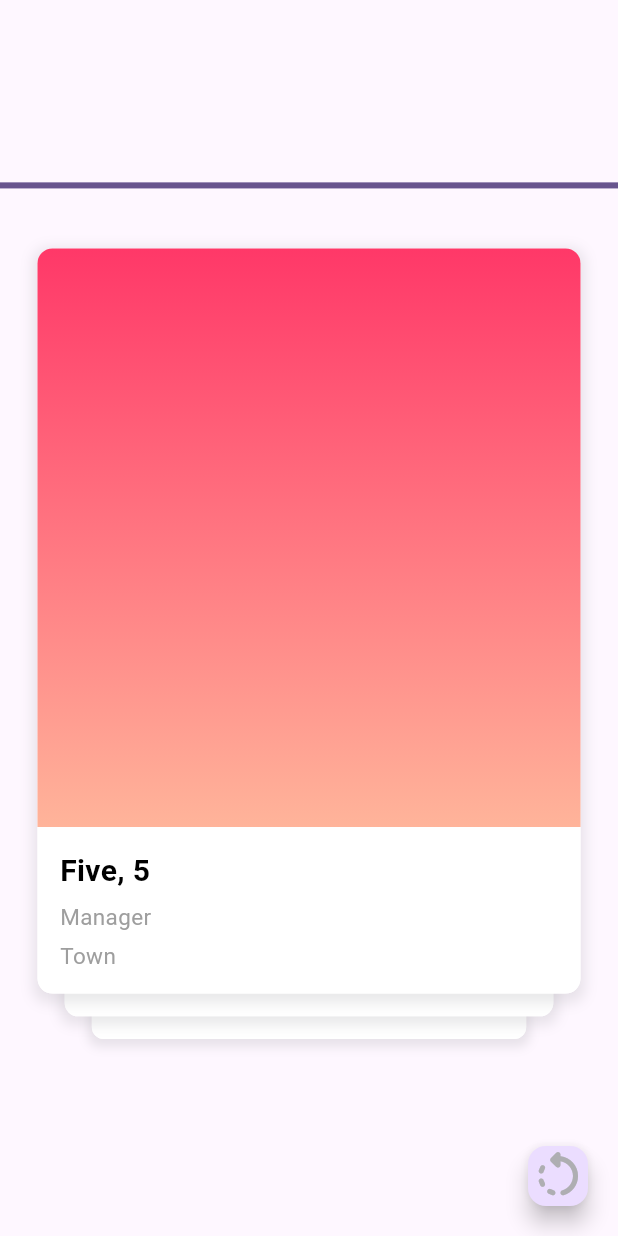
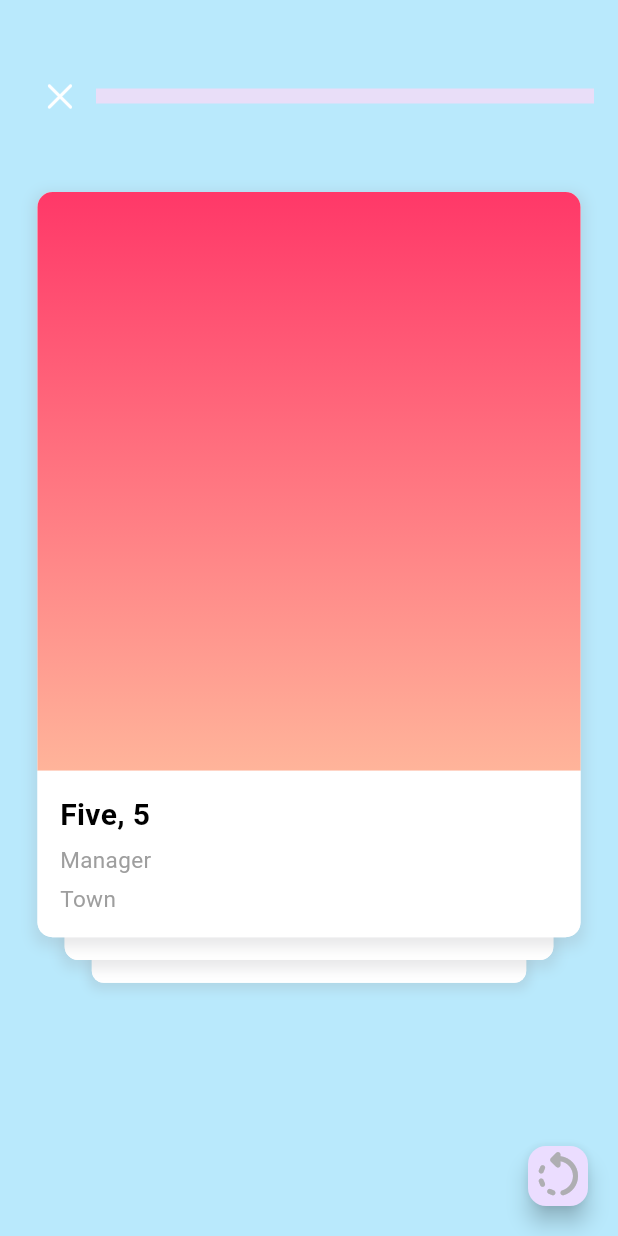
Before and after one commit to Richmond-Nunoo/Flutter-Riddles, a Flutter app: the screen it shows after launch, after a tap on "Flash Cards", on a phone screen of 412 x 824 dp. Run offline on Flutter 3.47's test engine with Material 2 defaults, Android fonts, the phone set to English and light mode, and no system bars; drawn by our look-alikes of appinio_swiper, flip_card.

Commit message:
making improvements to ui

```diff
--- /dev/null
+++ b/lib/views/answersmodel.dart
@@ -0,0 +1,48 @@
+import 'package:flutter/material.dart';
+
+class AnswerCandidateModel {
+  String? name;
+  String? job;
+  String? city;
+  Color? color;
+
+  AnswerCandidateModel({
+    this.name,
+    this.job,
+    this.city,
+    this.color,
+  });
+}
+
+List<AnswerCandidateModel> answerCandidates = [
+  AnswerCandidateModel(
+    name: 'The Fifth question',
+    job: 'Manager',
+    city: 'Town',
+    color: Colors.amber,
+  ),
+  AnswerCandidateModel(
+    name: 'Fourth Question',
+    job: 'Manager',
+    city: 'Town',
+    color: Colors.blue,
+  ),
+  AnswerCandidateModel(
+    name: 'Third Question',
+    job: 'Manager',
+    city: 'Town',
+    color: Colors.red,
+  ),
+  AnswerCandidateModel(
+    name: 'Second Question',
+    job: 'Manager',
+    city: 'Town',
+    color: Colors.green,
+  ),
+  AnswerCandidateModel(
+    name: 'First Question',
+    job: 'Manager',
+    city: 'Town',
+    color: Colors.brown,
+  ),
+];
--- a/lib/views/example_cards.dart
+++ b/lib/views/example_cards.dart
@@ -1,3 +1,4 @@
+import 'package:flashcards_quiz/views/answersmodel.dart';
 import 'package:flashcards_quiz/views/model.dart';
 import 'package:flip_card/flip_card.dart';
 import 'package:flutter/cupertino.dart';
@@ -5,11 +6,12 @@ import 'package:flutter/material.dart';
 
 class ExampleCard extends StatelessWidget {
   final ExampleCandidateModel candidate;
-
+  final AnswerCandidateModel answerCandidate;
 
   const ExampleCard({
     Key? key,
     required this.candidate,
+    required this.answerCandidate,
   }) : super(key: key);
 
   @override
@@ -113,7 +115,7 @@ class ExampleCard extends StatelessWidget {
             Flexible(
               child: Container(
                 decoration: BoxDecoration(
-                  gradient: candidate.color,
+                  color: answerCandidate.color,
                   borderRadius: const BorderRadius.only(
                     topLeft: Radius.circular(10),
                     topRight: Radius.circular(10),
@@ -138,7 +140,7 @@ class ExampleCard extends StatelessWidget {
                     crossAxisAlignment: CrossAxisAlignment.start,
                     children: [
                       Text(
-                        candidate.name!,
+                        answerCandidate.name!,
                         style: const TextStyle(
                           color: Colors.blue,
                           fontWeight: FontWeight.bold,
--- a/lib/views/flash_cards.dart
+++ b/lib/views/flash_cards.dart
@@ -1,7 +1,11 @@
+import 'dart:async';
 import 'package:appinio_swiper/appinio_swiper.dart';
+import 'package:flashcards_quiz/views/answersmodel.dart';
 import 'package:flashcards_quiz/views/buttons.dart';
 import 'package:flashcards_quiz/views/example_cards.dart';
 import 'package:flashcards_quiz/views/model.dart';
+import 'package:flashcards_quiz/views/quiz.dart';
+import 'package:flutter/cupertino.dart';
 import 'package:flutter/material.dart';
 
 class MyCustomWidget extends StatefulWidget {
@@ -13,19 +17,83 @@ class MyCustomWidget extends StatefulWidget {
 
 class MyCustomWidgetState extends State<MyCustomWidget> {
   final AppinioSwiperController controller = AppinioSwiperController();
+
+  int _timerSeconds = 120;
+  Timer? _timer;
+
+  @override
+  void initState() {
+    super.initState();
+    //   startTimer();
+  }
+
+  void startTimer() {
+    _timer = Timer.periodic(const Duration(seconds: 1), (timer) {
+      setState(() {
+        if (_timerSeconds > 0) {
+          _timerSeconds--;
+        } else {
+          // Timer expired, navigate to the new screen
+          _timer?.cancel();
+          navigateToNewScreen();
+        }
+      });
+    });
+  }
+
+  void navigateToNewScreen() {
+    // Replace 'NewScreen()' with the Widget for your new screen.
+    Navigator.of(context).pushReplacement(
+        MaterialPageRoute(builder: (context) => const QuizScreen()));
+  }
+
+  @override
+  void dispose() {
+    _timer?.cancel();
+    super.dispose();
+  }
+
   @override
   Widget build(BuildContext context) {
+    const Color bgColor = Color(0xFFB9E9FC);
     return Scaffold(
+      backgroundColor: bgColor,
       floatingActionButton: FloatingActionButton.small(
         onPressed: () {},
         child: unswipeButton(controller),
       ),
       body: SafeArea(
         child: Column(
-          mainAxisAlignment: MainAxisAlignment.center,
           children: [
-            LinearProgressIndicator(
-              value: 10,
+            const SizedBox(
+              height: 40,
+            ),
+            Container(
+              padding: const EdgeInsets.symmetric(horizontal: 16.0),
+              alignment: Alignment.topCenter,
+              child: Column(
+                crossAxisAlignment: CrossAxisAlignment.start,
+                children: [
+                  Row(
+                    children: [
+                      IconButton(
+                          onPressed: () {
+                            Navigator.pop(context);
+                          },
+                          icon: const Icon(
+                            CupertinoIcons.clear,
+                            color: Colors.white,
+                          )),
+                      Expanded(
+                        child: LinearProgressIndicator(
+                          minHeight: 10,
+                          value: 1 - (_timerSeconds / 120),
+                        ),
+                      ),
+                    ],
+                  ),
+                ],
+              ),
             ),
             SizedBox(
               height: MediaQuery.of(context).size.height * 0.70,
@@ -51,9 +119,11 @@ class MyCustomWidgetState extends State<MyCustomWidget> {
                 cardsCount: candidates.length,
                 cardsBuilder: (BuildContext context, int index) {
                   var cardIndex = candidates[index];
+                  var answerQ = answerCandidates[index];
                   print(index);
                   return ExampleCard(
                     candidate: cardIndex,
+                    answerCandidate: answerQ,
                   );
                 },
               ),
--- a/lib/views/homepage.dart
+++ b/lib/views/homepage.dart
@@ -1,4 +1,5 @@
 import 'package:flashcards_quiz/views/flash_cards.dart';
+import 'package:flashcards_quiz/views/widget_time.dart';
 import 'package:flutter/material.dart';
 
 class HomePage extends StatelessWidget {
@@ -6,12 +7,83 @@ class HomePage extends StatelessWidget {
 
   @override
   Widget build(BuildContext context) {
+    const Color bgColor = Color(0xFFF9F7F7);
+
     return Scaffold(
-      appBar: AppBar(
-        title: const Text("Begining of a legend"),
-        centerTitle: true,
+      backgroundColor: bgColor,
+      body: SafeArea(
+        child: Padding(
+          padding: const EdgeInsets.only(top: 20, left: 10, right: 10),
+          child: Column(
+            mainAxisAlignment: MainAxisAlignment.start,
+            crossAxisAlignment: CrossAxisAlignment.center,
+            children: [
+              Text(
+                getGreeting(),
               ),
-      body: Center(
+              const Text("Flutter Dev."),
+              const Padding(
+                padding:
+                    EdgeInsets.only(top: 20, bottom: 20, left: 10, right: 10),
+                child: Text(
+                  "What Do you want to test yourself on?",
+                  style: TextStyle(
+                    fontSize: 24,
+                    fontWeight: FontWeight.bold,
+                  ),
+                  textAlign: TextAlign.center,
+                ),
+              ),
+              Stack(
+                children: [
+                  Container(
+                    height: 400,
+                    width: MediaQuery.of(context).size.width * 0.75,
+                    decoration: BoxDecoration(
+                      borderRadius: BorderRadius.circular(20),
+                      color: Colors.blue,
+                    ),
+                    child: const Padding(
+                      padding: EdgeInsets.all(16.0),
+                      child: Column(
+                        children: [
+                          Row(
+                            mainAxisAlignment: MainAxisAlignment.spaceBetween,
+                            children: [
+                              Text("Which Widget?"),
+                              Text("1/5"),
+                            ],
+                          ),
+                          Spacer(),
+                          Align(
+                            alignment: Alignment.bottomCenter,
+                            child: Text("Tap to Flip"),
+                          )
+                        ],
+                      ),
+                    ),
+                  ),
+                  Container(
+                    height: 200,
+                    width: 200,
+                    decoration: BoxDecoration(
+                      color: Colors.white.withOpacity(0.5),
+                      shape: BoxShape.circle,
+                    ),
+                    child: Center(
+                      child: Container(
+                        height: 20,
+                        width: 50,
+                        decoration: const BoxDecoration(
+                          color: Colors.blue,
+                          shape: BoxShape.circle,
+                        ),
+                      ),
+                    ),
+                  ),
+                ],
+              ),
+              Center(
                 child: ElevatedButton(
                   onPressed: () {
                     Navigator.push(
@@ -24,6 +96,10 @@ class HomePage extends StatelessWidget {
                   child: const Text("Flash Cards"),
                 ),
               ),
+            ],
+          ),
+        ),
+      ),
     );
   }
 }
--- a/lib/views/quiz.dart
+++ b/lib/views/quiz.dart
@@ -0,0 +1,25 @@
+import 'package:flutter/material.dart';
+
+class QuizScreen extends StatelessWidget {
+  const QuizScreen({super.key});
+
+  @override
+  Widget build(BuildContext context) {
+    return WillPopScope(
+      onWillPop: () {
+        Navigator.popUntil(context, (route) => route.isFirst);
+        return Future.value(true);
+      },
+      child: Scaffold(
+        appBar: AppBar(
+          title: const Text("Quiz Start"),
+          centerTitle: true,
+          automaticallyImplyLeading: false,
+        ),
+        body: const Center(
+          child: Text("Quiz"),
+        ),
+      ),
+    );
+  }
+}
--- /dev/null
+++ b/lib/views/widget_time.dart
@@ -0,0 +1,11 @@
+String getGreeting() {
+  var hour = DateTime.now().hour;
+
+  if (hour >= 0 && hour < 12) {
+    return 'Good morning';
+  } else if (hour >= 12 && hour < 17) {
+    return 'Good afternoon';
+  } else {
+    return 'Good evening';
+  }
+}
```
Also changed, not shown: lib/views/model.dart (+1 -18 lines). Lines whose indentation alone changed are shown as unchanged.
